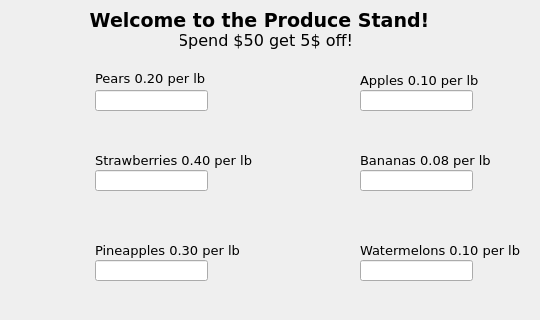
First picture: the form in gui.ui, repository awilson61/Final_Project2, before the edit; both pictures show x 0 to 540 and y 0 to 320 of the 540 by 600 pixel window.
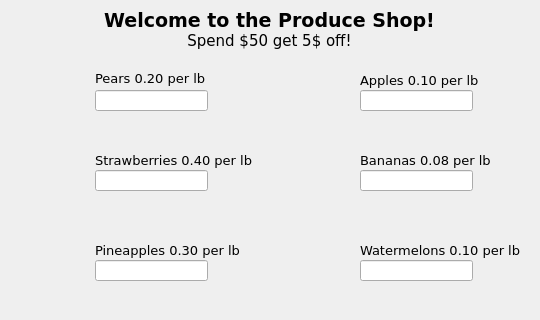
Second picture: the form after the edit. Icons and pictures are not drawn.

Patch:
```diff
--- a/gui.ui
+++ b/gui.ui
@@ -90,7 +90,7 @@
      <rect>
       <x>69</x>
       <y>10</y>
-      <width>381</width>
+      <width>401</width>
       <height>21</height>
      </rect>
     </property>
@@ -103,7 +103,7 @@
      </font>
     </property>
     <property name="text">
-     <string>Welcome to the Produce Stand!</string>
+     <string>Welcome to the Produce Shop!</string>
     </property>
     <property name="alignment">
      <set>Qt::AlignCenter</set>
@@ -228,15 +228,15 @@
    <widget class="QLabel" name="label_2">
     <property name="geometry">
      <rect>
-      <x>180</x>
+      <x>69</x>
       <y>30</y>
-      <width>171</width>
+      <width>401</width>
       <height>21</height>
      </rect>
     </property>
     <property name="font">
      <font>
-      <pointsize>12</pointsize>
+      <pointsize>11</pointsize>
      </font>
     </property>
     <property name="text">
```
